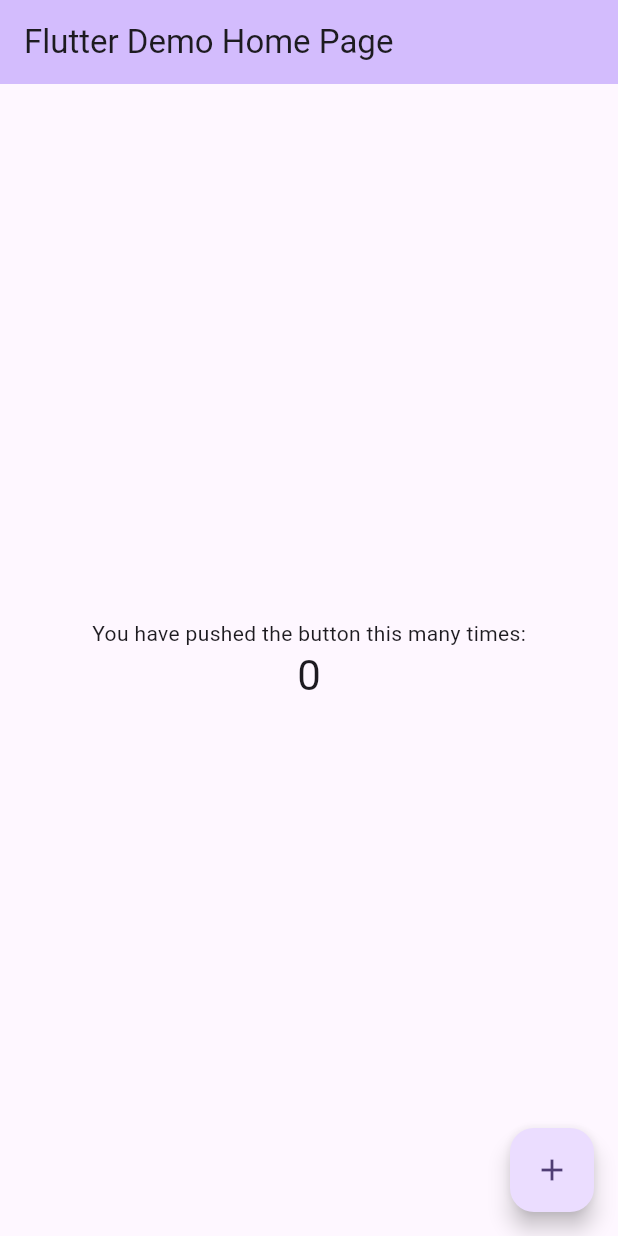
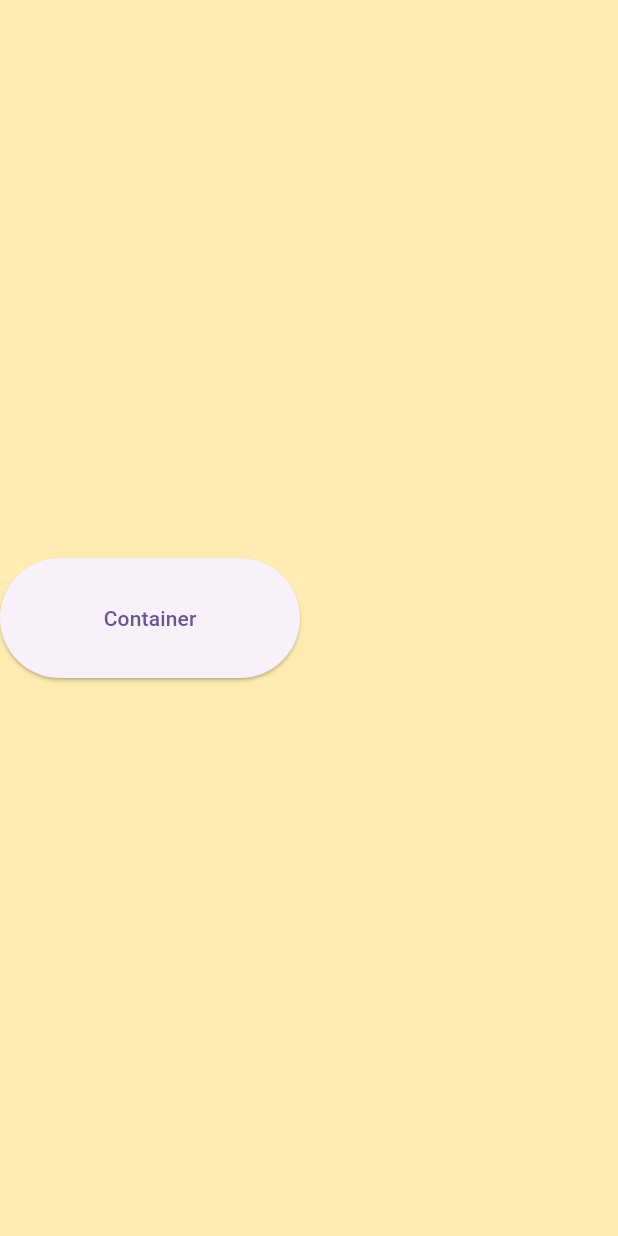
Before and after one commit to mrxdevs/flutter-canvas, a Flutter app: the screen it shows after launch, on a phone screen of 412 x 824 dp. Run offline on Flutter 3.47's test engine with Material 3 defaults, Android fonts, the phone set to English and light mode, and no system bars; our stand-ins replace google_fonts.

Commit message:
Container code base added

```diff
--- a/lib/main.dart
+++ b/lib/main.dart
@@ -1,4 +1,5 @@
 import 'package:flutter/material.dart';
+import 'package:flutter_canvas/views/home_screen/home_screen.dart';
 
 void main() {
   runApp(const MyApp());
@@ -10,60 +11,12 @@ class MyApp extends StatelessWidget {
   @override
   Widget build(BuildContext context) {
     return MaterialApp(
-      title: 'Flutter Demo',
+      title: 'Flutter Canvas',
       theme: ThemeData(
         colorScheme: ColorScheme.fromSeed(seedColor: Colors.deepPurple),
         useMaterial3: true,
       ),
-      home: const MyHomePage(title: 'Flutter Demo Home Page'),
+      home: const HomeScreen(),
     );
   }
 }
-
-class MyHomePage extends StatefulWidget {
-  const MyHomePage({super.key, required this.title});
-
-  final String title;
-
-  @override
-  State<MyHomePage> createState() => _MyHomePageState();
-}
-
-class _MyHomePageState extends State<MyHomePage> {
-  int _counter = 0;
-
-  void _incrementCounter() {
-    setState(() {
-      _counter++;
-    });
-  }
-
-  @override
-  Widget build(BuildContext context) {
-    return Scaffold(
-      appBar: AppBar(
-        backgroundColor: Theme.of(context).colorScheme.inversePrimary,
-        title: Text(widget.title),
-      ),
-      body: Center(
-        child: Column(
-          mainAxisAlignment: MainAxisAlignment.center,
-          children: <Widget>[
-            const Text(
-              'You have pushed the button this many times:',
-            ),
-            Text(
-              '$_counter',
-              style: Theme.of(context).textTheme.headlineMedium,
-            ),
-          ],
-        ),
-      ),
-      floatingActionButton: FloatingActionButton(
-        onPressed: _incrementCounter,
-        tooltip: 'Increment',
-        child: const Icon(Icons.add),
-      ),
-    );
-  }
-}
--- /dev/null
+++ b/lib/views/home_screen/home_screen.dart
@@ -0,0 +1,35 @@
+import 'package:flutter/material.dart';
+import 'package:flutter/widgets.dart';
+import 'package:flutter_canvas/views/container/container_screen.dart';
+
+class HomeScreen extends StatelessWidget {
+  const HomeScreen({super.key});
+
+  @override
+  Widget build(BuildContext context) {
+    return Scaffold(
+      body: Container(
+        color: Colors.amber.shade100,
+        height: MediaQuery.of(context).size.height,
+        width: MediaQuery.of(context).size.width,
+        child: Column(
+          mainAxisAlignment: MainAxisAlignment.center,
+          crossAxisAlignment: CrossAxisAlignment.start,
+          children: [
+            SizedBox(
+                width: 200,
+                height: 80,
+                child: ElevatedButton(
+                    onPressed: () {
+                      Navigator.push(
+                          context,
+                          MaterialPageRoute(
+                              builder: (context) => const ContainerScreen()));
+                    },
+                    child: const Text("Container")))
+          ],
+        ),
+      ),
+    );
+  }
+}
--- a/pubspec.yaml
+++ b/pubspec.yaml
@@ -30,6 +30,8 @@ environment:
 dependencies:
   flutter:
     sdk: flutter
+
+  google_fonts: ^4.0.0
 
 
   # The following adds the Cupertino Icons font to your application.
```
Also changed, not shown: lib/views/container/container_screen.dart (added, +188 -0 lines), pubspec.lock, 12 other files.
